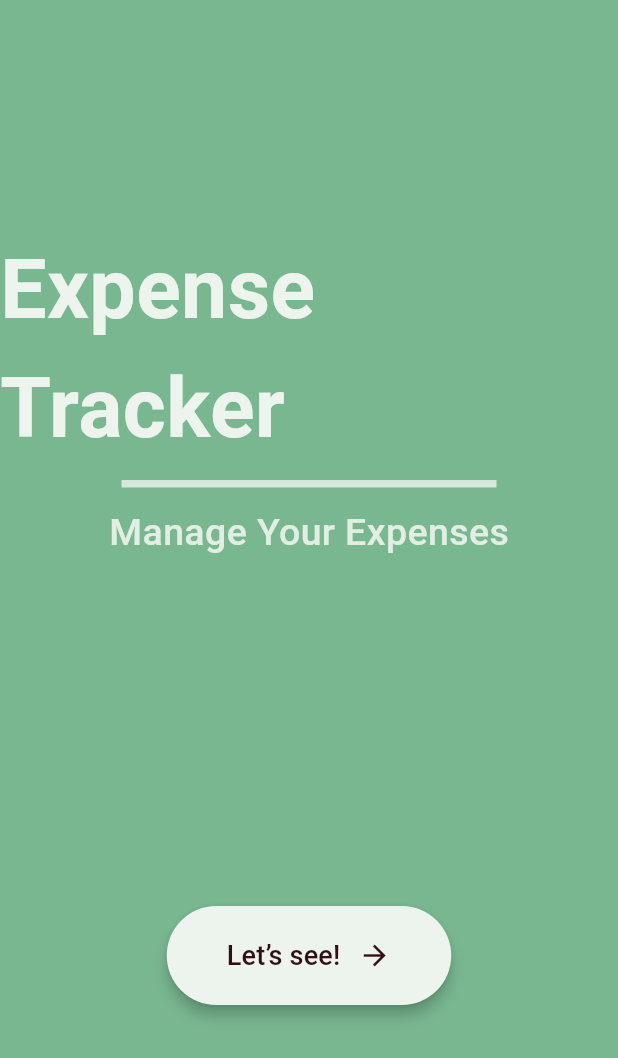
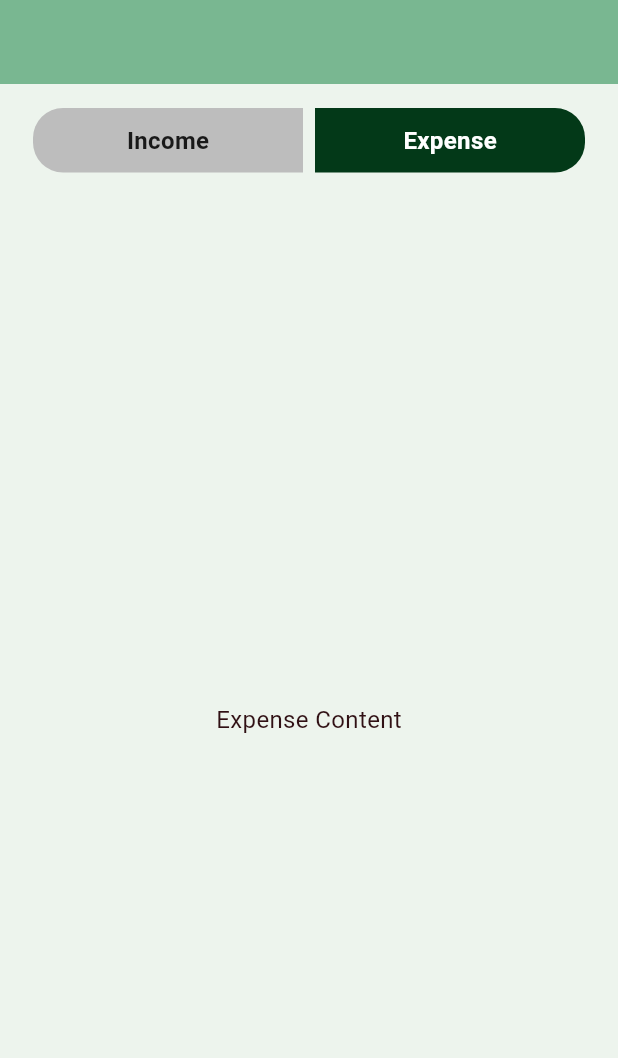
Before and after one commit to mehmethekim/expense-tracker, a Flutter app: the screen it shows after launch, after a tap on "Let’s see!", on a phone screen of 412 x 824 dp. Shown: the top 1058 px of the screen. Run offline on Flutter 3.47's test engine with Material 3 defaults, Android fonts, the phone set to English and light mode, and no system bars; Roboto replaces fonts that are missing (Cursive).

Commit message:
toggle expense income

```diff
--- a/lib/core/constants/app_colors.dart
+++ b/lib/core/constants/app_colors.dart
@@ -6,4 +6,5 @@ class AppColors {
   static const Color mintCream = Color(0xFFEDF4ED);
   static const Color caputMortuum = Color(0xFF51291E);
   static const Color blackBean = Color(0xFF301014);
+  static const Color deepJungleGreen = Color(0xFF033918); // dark green
 }
--- /dev/null
+++ b/lib/presentation/screens/home/home_screen.dart
@@ -0,0 +1,50 @@
+import 'package:flutter/material.dart';
+import '../../../core/constants/app_colors.dart';
+import '../../widgets/toggle_tabs.dart';
+
+class HomeScreen extends StatefulWidget {
+  const HomeScreen({super.key});
+
+  @override
+  State<HomeScreen> createState() => _HomeScreenState();
+}
+
+class _HomeScreenState extends State<HomeScreen> {
+  int _selectedIndex = 1; // default: Expense
+
+  @override
+  Widget build(BuildContext context) {
+    return Scaffold(
+      backgroundColor: AppColors.mintCream,
+      appBar: AppBar(
+        //title: const Text("Expense Tracker"),
+        automaticallyImplyLeading: false,
+        backgroundColor: AppColors.cambridgeBlue,
+        centerTitle: true,
+        elevation: 0,
+      ),
+      body: Column(
+        children: [
+          const SizedBox(height: 16),
+          Padding(
+            padding: const EdgeInsets.symmetric(horizontal: 20),
+            child: ToggleTabs(
+              selectedIndex: _selectedIndex,
+              onTabSelected: (index) {
+                setState(() {
+                  _selectedIndex = index;
+                });
+              },
+            ),
+          ),
+          const SizedBox(height: 20),
+          Expanded(
+            child: _selectedIndex == 1
+                ? const Center(child: Text("Expense Content"))
+                : const Center(child: Text("Income Content")),
+          ),
+        ],
+      ),
+    );
+  }
+}
--- a/lib/presentation/screens/welcome/welcome_screen.dart
+++ b/lib/presentation/screens/welcome/welcome_screen.dart
@@ -1,5 +1,6 @@
 import 'package:flutter/material.dart';
 import '../../../core/constants/app_colors.dart';
+import '../../screens/home/home_screen.dart';
 
 class WelcomeScreen extends StatelessWidget {
   const WelcomeScreen({super.key});
@@ -64,7 +65,10 @@ class WelcomeScreen extends StatelessWidget {
                   elevation: 4,
                 ),
                 onPressed: () {
-                  // later: Navigator.push to Home screen
+                  Navigator.push(
+                    context,
+                    MaterialPageRoute(builder: (context) => const HomeScreen()),
+                  );
                 },
                 child: Row(
                   mainAxisSize: MainAxisSize.min,
--- /dev/null
+++ b/lib/presentation/widgets/toggle_tabs.dart
@@ -0,0 +1,58 @@
+import 'package:flutter/material.dart';
+import '../../core/constants/app_colors.dart';
+
+class ToggleTabs extends StatelessWidget {
+  final int selectedIndex;
+  final Function(int) onTabSelected;
+
+  const ToggleTabs({
+    super.key,
+    required this.selectedIndex,
+    required this.onTabSelected,
+  });
+
+  @override
+  Widget build(BuildContext context) {
+    return Row(
+      mainAxisAlignment: MainAxisAlignment.center,
+      children: [
+        _buildTab("Income", 0, isLeft: true),
+        const SizedBox(width: 8), // gap between tabs
+        _buildTab("Expense", 1, isLeft: false),
+      ],
+    );
+  }
+
+  Widget _buildTab(String label, int index, {required bool isLeft}) {
+    final bool isSelected = index == selectedIndex;
+
+    return GestureDetector(
+      onTap: () => onTabSelected(index),
+      child: Container(
+        width: 180, // fixed width for better look
+        padding: const EdgeInsets.symmetric(vertical: 10),
+        decoration: BoxDecoration(
+          color: isSelected ? AppColors.deepJungleGreen : Colors.grey.shade400,
+          borderRadius: isLeft
+              ? const BorderRadius.only(
+                  topLeft: Radius.circular(20),
+                  bottomLeft: Radius.circular(20),
+                )
+              : const BorderRadius.only(
+                  topRight: Radius.circular(20),
+                  bottomRight: Radius.circular(20),
+                ),
+        ),
+        child: Center(
+          child: Text(
+            label,
+            style: TextStyle(
+              color: isSelected ? Colors.white : Colors.black87,
+              fontWeight: FontWeight.w600,
+            ),
+          ),
+        ),
+      ),
+    );
+  }
+}
```
